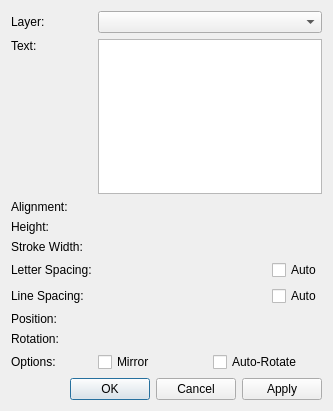
Old version of the form libs/librepcb/common/dialogs/stroketextpropertiesdialog.ui in the repository LibrePCB/LibrePCB.
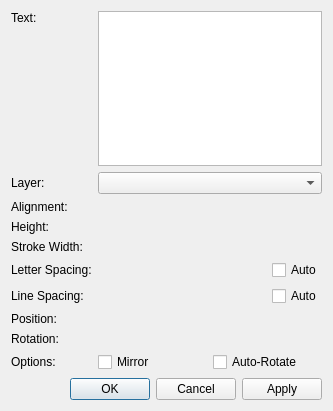
New version of the form. Custom widgets are drawn as their Qt base class.

What changed in the file:
```diff
--- a/libs/librepcb/common/dialogs/stroketextpropertiesdialog.ui
+++ b/libs/librepcb/common/dialogs/stroketextpropertiesdialog.ui
@@ -17,16 +17,6 @@
    <item>
     <layout class="QFormLayout" name="formLayout">
      <item row="0" column="0">
-      <widget class="QLabel" name="label">
-       <property name="text">
-        <string>Layer:</string>
-       </property>
-      </widget>
-     </item>
-     <item row="0" column="1">
-      <widget class="QComboBox" name="cbxLayer"/>
-     </item>
-     <item row="1" column="0">
       <widget class="QLabel" name="label_2">
        <property name="sizePolicy">
         <sizepolicy hsizetype="Preferred" vsizetype="Fixed">
@@ -39,8 +29,22 @@
        </property>
       </widget>
      </item>
+     <item row="0" column="1">
+      <widget class="QPlainTextEdit" name="edtText">
+       <property name="tabChangesFocus">
+        <bool>true</bool>
+       </property>
+      </widget>
+     </item>
+     <item row="1" column="0">
+      <widget class="QLabel" name="label">
+       <property name="text">
+        <string>Layer:</string>
+       </property>
+      </widget>
+     </item>
      <item row="1" column="1">
-      <widget class="QPlainTextEdit" name="edtText"/>
+      <widget class="QComboBox" name="cbxLayer"/>
      </item>
      <item row="2" column="0">
       <widget class="QLabel" name="label_7">
@@ -187,12 +191,6 @@
    <header location="global">librepcb/common/widgets/lengthedit.h</header>
    <container>1</container>
   </customwidget>
-  <customwidget>
-   <class>librepcb::AlignmentSelector</class>
-   <extends>QWidget</extends>
-   <header>widgets/alignmentselector.h</header>
-   <container>1</container>
-  </customwidget>
   <customwidget>
    <class>librepcb::AngleEdit</class>
    <extends>QWidget</extends>
@@ -211,6 +209,12 @@
    <header location="global">librepcb/common/widgets/positivelengthedit.h</header>
    <container>1</container>
   </customwidget>
+  <customwidget>
+   <class>librepcb::AlignmentSelector</class>
+   <extends>QWidget</extends>
+   <header>widgets/alignmentselector.h</header>
+   <container>1</container>
+  </customwidget>
   <customwidget>
    <class>librepcb::RatioEdit</class>
    <extends>QWidget</extends>
```
Left out of the diff: 140 changed lines with no effect on the pictures.
